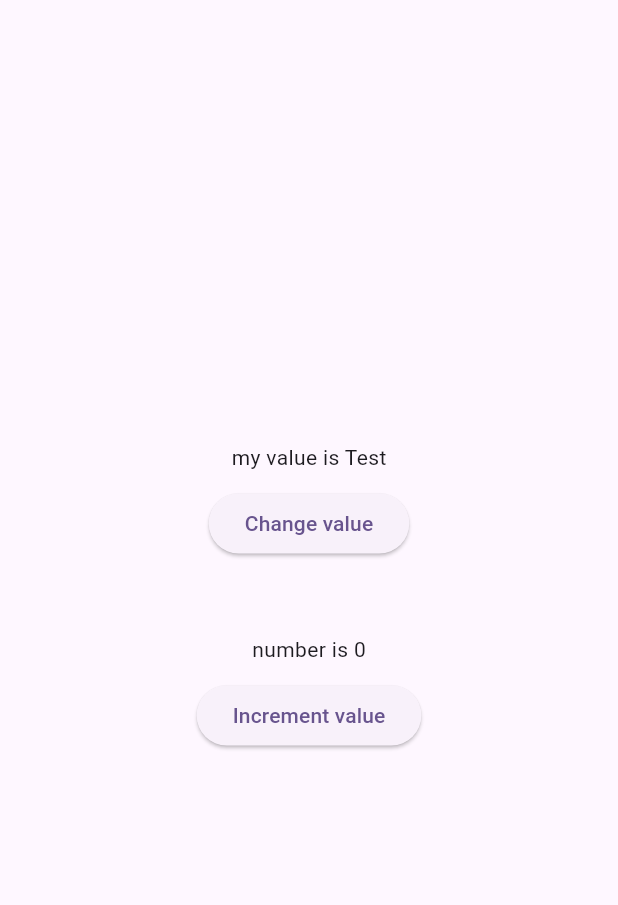
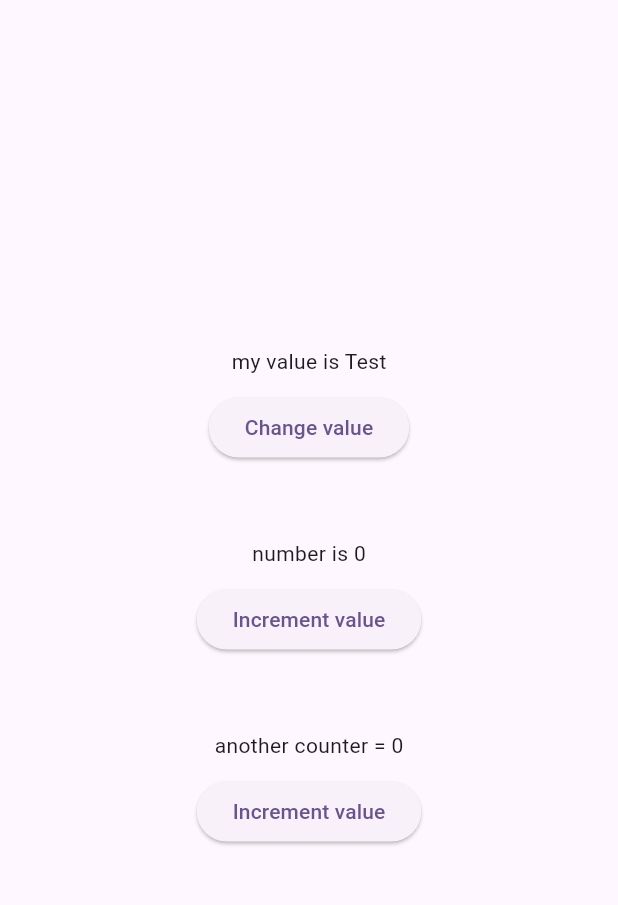
Before and after one commit to mahdi-code007/flutter_provider_recipes_example, a Flutter app: the screen it shows after launch, on a phone screen of 412 x 824 dp, the part 63-968 px from its top. Run offline on Flutter 3.47's test engine with Material 2 defaults, Android fonts, the phone set to English and light mode, and no system bars.

```diff
--- a/lib/screen_one.dart
+++ b/lib/screen_one.dart
@@ -1,4 +1,5 @@
 import 'package:flutter/material.dart';
+import 'package:flutter_provider_example/widget_one.dart';
 import 'package:provider/provider.dart';
 
 class ScreenOne extends StatelessWidget {
@@ -59,6 +60,10 @@ class ScreenOne extends StatelessWidget {
                         },
                         child: const Text('Increment value'));
                   }),
+              const SizedBox(
+                height: 50,
+              ),
+              const WidgetOne() // this widget created to test provider scope
             ],
           ),
         ),
@@ -73,6 +78,10 @@ class MyModel with ChangeNotifier {
 
   get selectCountValue => count;
 
+  int countTow = 0;
+
+  get selectCountValueTow => countTow;
+
   void changeValue() {
     name = 'Mahdi';
     notifyListeners();
@@ -80,6 +89,11 @@ class MyModel with ChangeNotifier {
 
   void increment() {
     count++;
+    notifyListeners();
+  }
+
+  void incrementValueTow() {
+    countTow++;
     notifyListeners();
   }
 }
--- /dev/null
+++ b/lib/widget_one.dart
@@ -0,0 +1,29 @@
+import 'package:flutter/material.dart';
+import 'package:flutter_provider_example/screen_one.dart';
+import 'package:provider/provider.dart';
+
+class WidgetOne extends StatelessWidget {
+  const WidgetOne({super.key});
+
+  @override
+  Widget build(BuildContext context) {
+    var myModel = Provider.of<MyModel>(context); // to test provider scope
+    return Column(
+      children: [
+        Text('another counter = ${myModel.selectCountValueTow}'),
+        const SizedBox(
+          height: 10,
+        ),
+        ElevatedButton(
+            onPressed: () {
+              // value.increment();
+              context
+                  .read<MyModel>()
+                  .incrementValueTow(); // second way to call method from MyModel (ChangeNotifier)
+              // Provider.of(context).read<MyModel>(context).increment(); // this way need to wrap MaterialApp by Provider
+            },
+            child: const Text('Increment value'))
+      ],
+    );
+  }
+}
```
Also changed, not shown: 1 other file.
